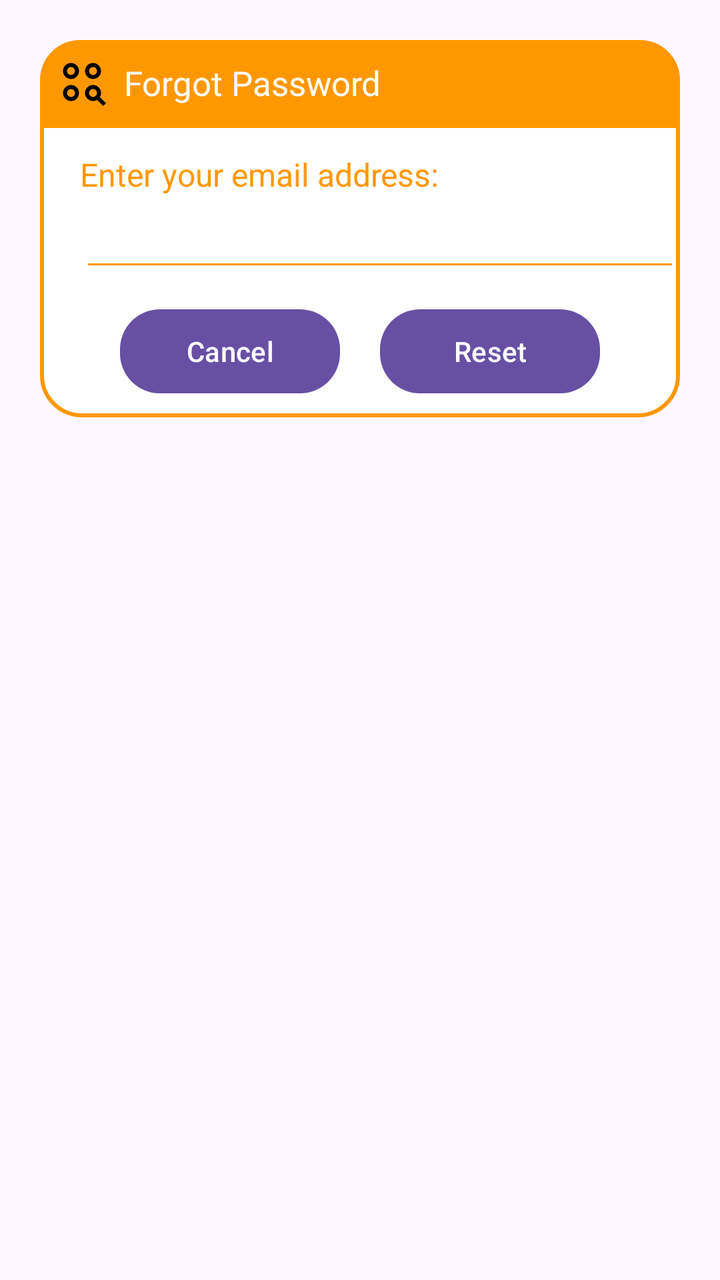
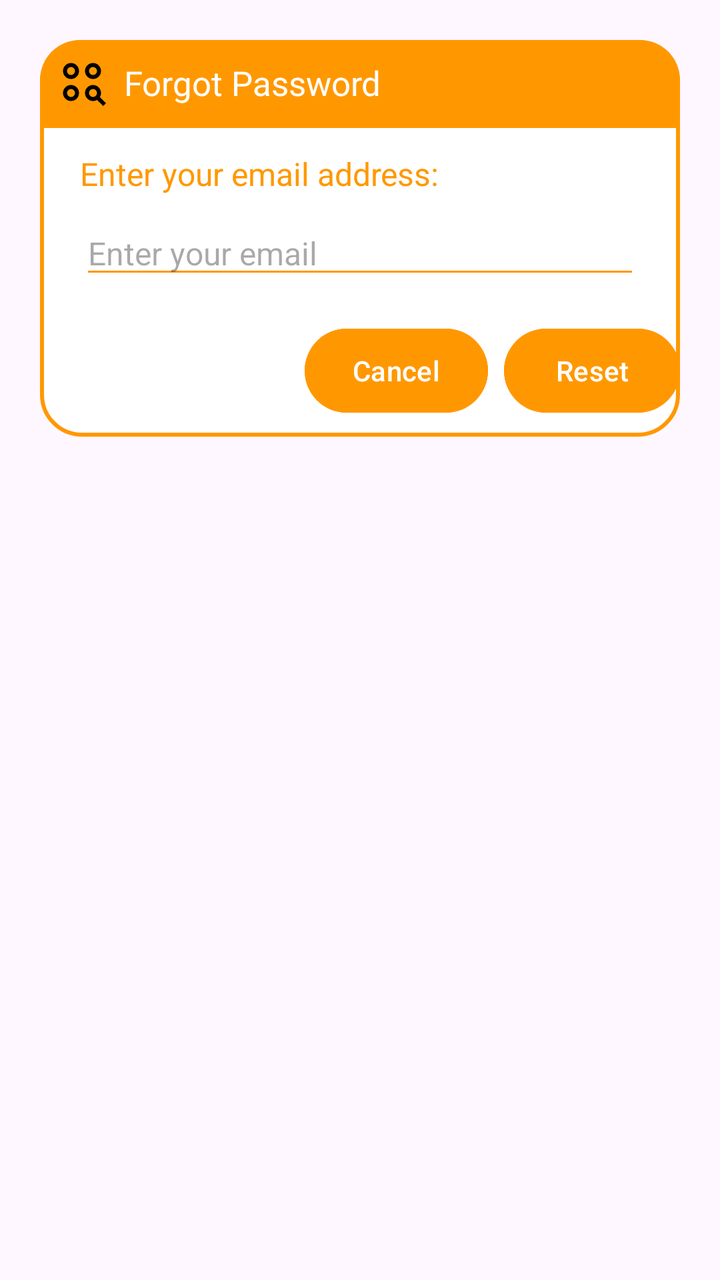

An Android layout rendered at two revisions. The XML below is the earlier revision; the diff shows what the commit changed to produce the second picture.
<!-- AndroidManifest.xml: application theme Theme.AndroidExample -->
<!-- res/layout/dialog_forgot.xml -->
<?xml version="1.0" encoding="utf-8"?>
<androidx.constraintlayout.widget.ConstraintLayout
    xmlns:android="http://schemas.android.com/apk/res/android"
    android:layout_margin="20dp"
    android:padding="20dp"
    android:id="@+id/dialogForgot"
    xmlns:app="http://schemas.android.com/apk/res-auto"
    android:layout_width="match_parent"
    android:layout_height="match_parent">

    <androidx.constraintlayout.widget.ConstraintLayout
        android:layout_width="match_parent"
        android:layout_height="wrap_content"
        android:id="@+id/dialogBox"
        app:layout_constraintTop_toTopOf="parent"
        android:background="@drawable/white_box">

        <TextView
            android:layout_width="match_parent"
            android:layout_height="wrap_content"
            android:id="@+id/forgotTitle"
            android:text="Forgot Password"
            android:padding="10dp"
            android:textSize="17sp"
            android:background="@drawable/orange_round"
            android:textColor="@color/white"
            android:drawableLeft="@drawable/outline_action_key_24"
            android:drawablePadding="8dp"
            app:layout_constraintTop_toTopOf="parent"/>

        <TextView
            android:layout_width="match_parent"
            android:layout_height="wrap_content"
            android:id="@+id/desc"
            android:text="Enter your email address:"
            android:layout_marginStart="20dp"
            android:layout_marginEnd="20dp"
            android:layout_marginTop="8dp"
            android:textSize="16sp"
            android:textColor="@color/orange"
            app:layout_constraintTop_toBottomOf="@id/forgotTitle"
            app:layout_constraintBottom_toTopOf="@id/emailBox"/>

        <EditText
            android:layout_width="300dp"
            android:layout_height="wrap_content"
            android:id="@+id/emailBox"
            android:textColor="@color/orange"
            android:textSize="16sp"
            android:layout_marginStart="20dp"
            android:layout_marginBottom="30dp"
            android:maxLines="1"
            android:backgroundTint="@color/orange"
            app:layout_constraintStart_toStartOf="parent"
            app:layout_constraintBottom_toBottomOf="parent"
            app:layout_constraintTop_toBottomOf="@id/forgotTitle"/>

        <Button
            android:layout_width="0dp"
            android:layout_height="50dp"
            android:id="@+id/btnCancel"
            android:layout_marginStart="40dp"
            android:layout_marginEnd="10dp"
            android:text="Cancel"
            android:textColor="@color/white"
            android:textSize="14sp"
            app:cornerRadius = "20dp"
            android:layout_marginBottom="8dp"
            android:layout_marginTop="10dp"
            app:layout_constraintStart_toStartOf="parent"
            app:layout_constraintTop_toBottomOf="@id/emailBox"
            app:layout_constraintBottom_toBottomOf="@id/dialogBox"
            app:layout_constraintEnd_toStartOf="@id/btnReset"/>

        <Button
            android:layout_width="0dp"
            android:layout_height="50dp"
            android:id="@+id/btnReset"
            android:text="Reset"
            android:layout_marginStart="10dp"
            android:layout_marginBottom="8dp"
            android:layout_marginTop="10dp"
            android:layout_marginEnd="40dp"
            android:textColor="@color/white"
            android:textSize="14sp"
            app:cornerRadius = "20dp"
            app:layout_constraintEnd_toEndOf="parent"
            app:layout_constraintBottom_toBottomOf="@id/dialogBox"
            app:layout_constraintStart_toEndOf="@id/btnCancel"/>

    </androidx.constraintlayout.widget.ConstraintLayout>

</androidx.constraintlayout.widget.ConstraintLayout>
<!-- resources referenced by this layout -->
<resources>
  <color name="orange">#FF9800</color>
  <color name="white">#FFFFFFFF</color>
  <!-- drawable orange_round (drawable) -->
  <?xml version="1.0" encoding="utf-8"?>
  <shape xmlns:android="http://schemas.android.com/apk/res/android"
      android:shape="rectangle">
  
      <solid
          android:color="@color/orange"/>
  
      <corners
          android:topLeftRadius="20dp"
          android:topRightRadius="20dp"/>
  
  </shape>
  <!-- drawable outline_action_key_24 (drawable) -->
  <vector xmlns:android="http://schemas.android.com/apk/res/android" android:height="24dp" android:tint="#000000" android:viewportHeight="960" android:viewportWidth="960" android:width="24dp">
        
      <path android:fillColor="@android:color/white" android:pathData="M864,920L741,798Q723,809 702.5,814.5Q682,820 660,820Q594,820 547,773Q500,726 500,660Q500,594 547,547Q594,500 660,500Q726,500 773,547Q820,594 820,660Q820,683 814,703.5Q808,724 797,742L920,864L864,920ZM220,820Q154,820 107,773Q60,726 60,660Q60,594 107,547Q154,500 220,500Q286,500 333,547Q380,594 380,660Q380,726 333,773Q286,820 220,820ZM220,740Q253,740 276.5,716.5Q300,693 300,660Q300,627 276.5,603.5Q253,580 220,580Q187,580 163.5,603.5Q140,627 140,660Q140,693 163.5,716.5Q187,740 220,740ZM660,740Q693,740 716.5,716.5Q740,693 740,660Q740,627 716.5,603.5Q693,580 660,580Q627,580 603.5,603.5Q580,627 580,660Q580,693 603.5,716.5Q627,740 660,740ZM220,380Q154,380 107,333Q60,286 60,220Q60,154 107,107Q154,60 220,60Q286,60 333,107Q380,154 380,220Q380,286 333,333Q286,380 220,380ZM660,380Q594,380 547,333Q500,286 500,220Q500,154 547,107Q594,60 660,60Q726,60 773,107Q820,154 820,220Q820,286 773,333Q726,380 660,380ZM220,300Q253,300 276.5,276.5Q300,253 300,220Q300,187 276.5,163.5Q253,140 220,140Q187,140 163.5,163.5Q140,187 140,220Q140,253 163.5,276.5Q187,300 220,300ZM660,300Q693,300 716.5,276.5Q740,253 740,220Q740,187 716.5,163.5Q693,140 660,140Q627,140 603.5,163.5Q580,187 580,220Q580,253 603.5,276.5Q627,300 660,300ZM220,660Q220,660 220,660Q220,660 220,660Q220,660 220,660Q220,660 220,660Q220,660 220,660Q220,660 220,660Q220,660 220,660Q220,660 220,660ZM220,220Q220,220 220,220Q220,220 220,220Q220,220 220,220Q220,220 220,220Q220,220 220,220Q220,220 220,220Q220,220 220,220Q220,220 220,220ZM660,220Q660,220 660,220Q660,220 660,220Q660,220 660,220Q660,220 660,220Q660,220 660,220Q660,220 660,220Q660,220 660,220Q660,220 660,220Z"/>
      
  </vector>
  <!-- drawable white_box (drawable) -->
  <?xml version="1.0" encoding="utf-8"?>
  <shape xmlns:android="http://schemas.android.com/apk/res/android"
      android:shape="rectangle">
  
      <corners
          android:radius="20dp"/>
      <stroke
          android:color="@color/orange"
          android:width="2dp"/>
      <solid
          android:color="@color/white"/>
  
  </shape>
  <style name="Theme.AndroidExample" parent="Base.Theme.AndroidExample" />
  <style name="Base.Theme.AndroidExample" parent="Theme.Material3.DayNight.NoActionBar">
          
          
      </style>
</resources>

<!-- the commit's change to res/layout/dialog_forgot.xml (unified diff, before → after) -->
@@ -1,92 +1,98 @@
 <?xml version="1.0" encoding="utf-8"?>
 <androidx.constraintlayout.widget.ConstraintLayout
     xmlns:android="http://schemas.android.com/apk/res/android"
+    xmlns:app="http://schemas.android.com/apk/res-auto"
+    android:id="@+id/dialogForgot"
+    android:layout_width="match_parent"
+    android:layout_height="wrap_content"
     android:layout_margin="20dp"
-    android:padding="20dp"
-    android:id="@+id/dialogForgot"
-    xmlns:app="http://schemas.android.com/apk/res-auto"
-    android:layout_width="match_parent"
-    android:layout_height="match_parent">
+    android:padding="20dp">
 
     <androidx.constraintlayout.widget.ConstraintLayout
+        android:id="@+id/dialogBox"
         android:layout_width="match_parent"
         android:layout_height="wrap_content"
-        android:id="@+id/dialogBox"
+        android:background="@drawable/white_box"
         app:layout_constraintTop_toTopOf="parent"
-        android:background="@drawable/white_box">
+        app:layout_constraintStart_toStartOf="parent"
+        app:layout_constraintEnd_toEndOf="parent">
 
         <TextView
-            android:layout_width="match_parent"
+            android:id="@+id/forgotTitle"
+            android:layout_width="0dp"
             android:layout_height="wrap_content"
-            android:id="@+id/forgotTitle"
             android:text="Forgot Password"
             android:padding="10dp"
             android:textSize="17sp"
+            android:textColor="@color/white"
             android:background="@drawable/orange_round"
-            android:textColor="@color/white"
             android:drawableLeft="@drawable/outline_action_key_24"
             android:drawablePadding="8dp"
-            app:layout_constraintTop_toTopOf="parent"/>
+            app:layout_constraintTop_toTopOf="parent"
+            app:layout_constraintStart_toStartOf="parent"
+            app:layout_constraintEnd_toEndOf="parent"/>
 
         <TextView
-            android:layout_width="match_parent"
+            android:id="@+id/desc"
+            android:layout_width="0dp"
             android:layout_height="wrap_content"
-            android:id="@+id/desc"
             android:text="Enter your email address:"
+            android:textSize="16sp"
+            android:textColor="@color/orange"
+            android:layout_marginStart="20dp"
+            android:layout_marginEnd="20dp"
+            android:layout_marginTop="12dp"
+            app:layout_constraintTop_toBottomOf="@id/forgotTitle"
+            app:layout_constraintStart_toStartOf="parent"
+            app:layout_constraintEnd_toEndOf="parent"/>
+
+        <EditText
+            android:id="@+id/emailBox"
+            android:layout_width="0dp"
+            android:layout_height="wrap_content"
+            android:textColor="@color/orange"
+            android:textSize="16sp"
             android:layout_marginStart="20dp"
             android:layout_marginEnd="20dp"
             android:layout_marginTop="8dp"
-            android:textSize="16sp"
-            android:textColor="@color/orange"
-            app:layout_constraintTop_toBottomOf="@id/forgotTitle"
-            app:layout_constraintBottom_toTopOf="@id/emailBox"/>
+            android:backgroundTint="@color/orange"
+            android:hint="Enter your email"
+            android:inputType="textEmailAddress"
+            app:layout_constraintTop_toBottomOf="@id/desc"
+            app:layout_constraintStart_toStartOf="parent"
+            app:layout_constraintEnd_toEndOf="parent"/>
 
-        <EditText
-            android:layout_width="300dp"
+        <LinearLayout
+            android:layout_width="0dp"
             android:layout_height="wrap_content"
-            android:id="@+id/emailBox"
-            android:textColor="@color/orange"
-            android:textSize="16sp"
-            android:layout_marginStart="20dp"
-            android:layout_marginBottom="30dp"
-            android:maxLines="1"
-            android:backgroundTint="@color/orange"
+            android:orientation="horizontal"
+            android:gravity="end"
+            android:layout_marginTop="16dp"
+            android:layout_marginBottom="8dp"
+            app:layout_constraintTop_toBottomOf="@id/emailBox"
             app:layout_constraintStart_toStartOf="parent"
-            app:layout_constraintBottom_toBottomOf="parent"
-            app:layout_constraintTop_toBottomOf="@id/forgotTitle"/>
+            app:layout_constraintEnd_toEndOf="parent"
+            app:layout_constraintBottom_toBottomOf="parent">
 
-        <Button
-            android:layout_width="0dp"
-            android:layout_height="50dp"
-            android:id="@+id/btnCancel"
-            android:layout_marginStart="40dp"
-            android:layout_marginEnd="10dp"
-            android:text="Cancel"
-            android:textColor="@color/white"
-            android:textSize="14sp"
-            app:cornerRadius = "20dp"
-            android:layout_marginBottom="8dp"
-            android:layout_marginTop="10dp"
-            app:layout_constraintStart_toStartOf="parent"
-            app:layout_constraintTop_toBottomOf="@id/emailBox"
-            app:layout_constraintBottom_toBottomOf="@id/dialogBox"
-            app:layout_constraintEnd_toStartOf="@id/btnReset"/>
+            <Button
+                android:id="@+id/btnCancel"
+                android:layout_width="wrap_content"
+                android:layout_height="50dp"
+                android:text="Cancel"
+                android:textColor="@color/white"
+                android:textSize="14sp"
+                android:layout_marginEnd="8dp"
+                android:backgroundTint="@color/orange"/>
 
-        <Button
-            android:layout_width="0dp"
-            android:layout_height="50dp"
-            android:id="@+id/btnReset"
-            android:text="Reset"
-            android:layout_marginStart="10dp"
-            android:layout_marginBottom="8dp"
-            android:layout_marginTop="10dp"
-            android:layout_marginEnd="40dp"
-            android:textColor="@color/white"
-            android:textSize="14sp"
-            app:cornerRadius = "20dp"
-            app:layout_constraintEnd_toEndOf="parent"
-            app:layout_constraintBottom_toBottomOf="@id/dialogBox"
-            app:layout_constraintStart_toEndOf="@id/btnCancel"/>
+            <Button
+                android:id="@+id/btnReset"
+                android:layout_width="wrap_content"
+                android:layout_height="50dp"
+                android:text="Reset"
+                android:textColor="@color/white"
+                android:textSize="14sp"
+                android:backgroundTint="@color/orange"/>
+        </LinearLayout>
 
     </androidx.constraintlayout.widget.ConstraintLayout>
 
